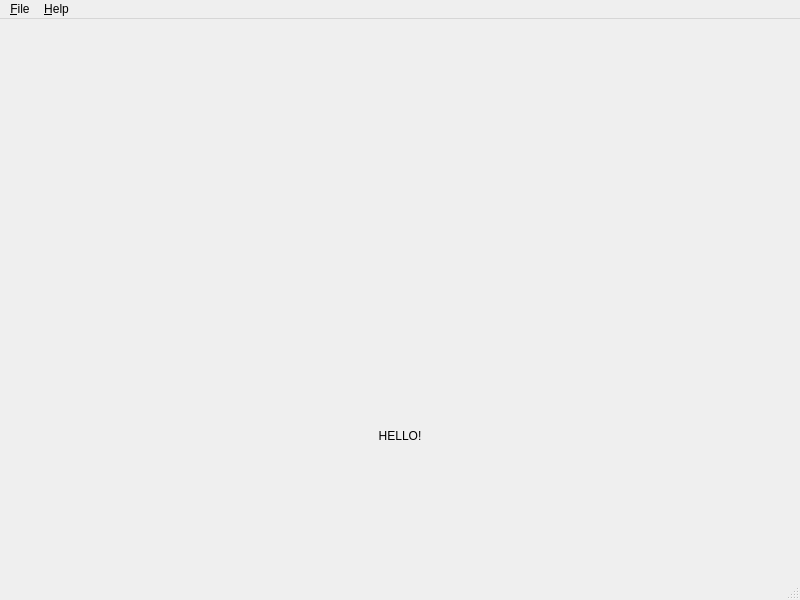
ch-king/HistoSlider, file resources/ui/MainWindow.ui: the form before one commit.
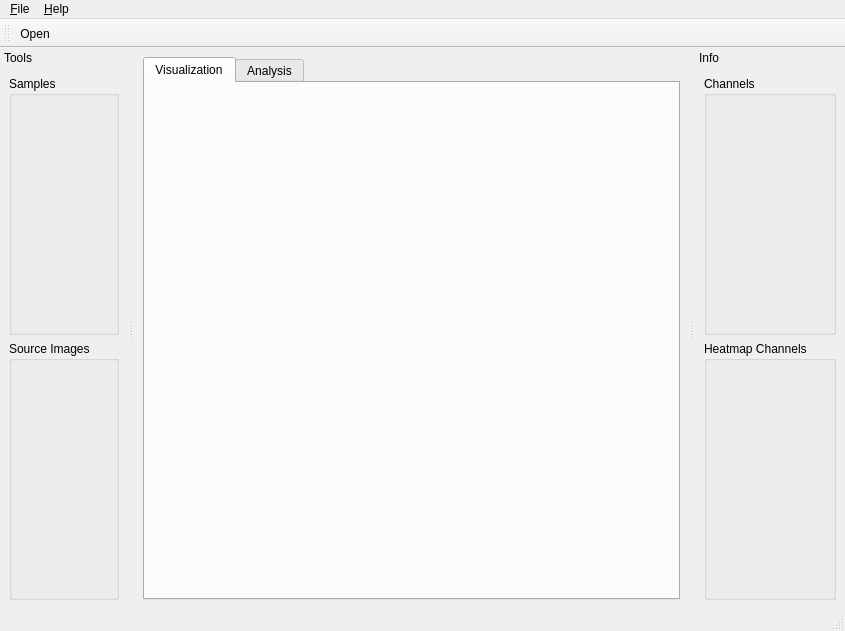
The form after the commit. Icons and pictures are not drawn.

```diff
--- a/resources/ui/MainWindow.ui
+++ b/resources/ui/MainWindow.ui
@@ -6,8 +6,8 @@
    <rect>
     <x>0</x>
     <y>0</y>
-    <width>800</width>
-    <height>600</height>
+    <width>845</width>
+    <height>631</height>
    </rect>
   </property>
   <property name="windowTitle">
@@ -16,26 +16,26 @@
   <widget class="QWidget" name="centralWidget">
    <layout class="QVBoxLayout" name="verticalLayout">
     <item>
-     <widget class="QLabel" name="label_2">
-      <property name="text">
-       <string/>
+     <widget class="QTabWidget" name="tabWidget">
+      <property name="currentIndex">
+       <number>0</number>
       </property>
-      <property name="pixmap">
-       <pixmap resource="../resources.qrc">:/icons/demo.svg</pixmap>
+      <property name="documentMode">
+       <bool>false</bool>
       </property>
-      <property name="alignment">
-       <set>Qt::AlignCenter</set>
+      <property name="tabBarAutoHide">
+       <bool>false</bool>
       </property>
-     </widget>
-    </item>
-    <item>
-     <widget class="QLabel" name="label">
-      <property name="text">
-       <string>HELLO!</string>
-      </property>
-      <property name="alignment">
-       <set>Qt::AlignCenter</set>
-      </property>
+      <widget class="QWidget" name="tabVisualization">
+       <attribute name="title">
+        <string>Visualization</string>
+       </attribute>
+      </widget>
+      <widget class="QWidget" name="tabAnalysis">
+       <attribute name="title">
+        <string>Analysis</string>
+       </attribute>
+      </widget>
      </widget>
     </item>
    </layout>
@@ -45,7 +45,7 @@
     <rect>
      <x>0</x>
      <y>0</y>
-     <width>800</width>
+     <width>845</width>
      <height>22</height>
     </rect>
    </property>
@@ -65,6 +65,76 @@
    <addaction name="menuHelp"/>
   </widget>
   <widget class="QStatusBar" name="statusBar"/>
+  <widget class="QToolBar" name="toolBar">
+   <property name="windowTitle">
+    <string>toolBar</string>
+   </property>
+   <attribute name="toolBarArea">
+    <enum>TopToolBarArea</enum>
+   </attribute>
+   <attribute name="toolBarBreak">
+    <bool>false</bool>
+   </attribute>
+   <addaction name="actionOpenFile"/>
+  </widget>
+  <widget class="QDockWidget" name="dockWidgetTools">
+   <property name="features">
+    <set>QDockWidget::NoDockWidgetFeatures</set>
+   </property>
+   <property name="windowTitle">
+    <string>Tools</string>
+   </property>
+   <attribute name="dockWidgetArea">
+    <number>1</number>
+   </attribute>
+   <widget class="QWidget" name="dockWidgetContents">
+    <layout class="QVBoxLayout" name="verticalLayout_2">
+     <item>
+      <widget class="QGroupBox" name="groupBoxSamples">
+       <property name="title">
+        <string>Samples</string>
+       </property>
+      </widget>
+     </item>
+     <item>
+      <widget class="QGroupBox" name="groupBoxSourceImages">
+       <property name="title">
+        <string>Source Images</string>
+       </property>
+      </widget>
+     </item>
+    </layout>
+   </widget>
+  </widget>
+  <widget class="QDockWidget" name="dockWidgetInfo">
+   <property name="features">
+    <set>QDockWidget::NoDockWidgetFeatures</set>
+   </property>
+   <property name="windowTitle">
+    <string>Info</string>
+   </property>
+   <attribute name="dockWidgetArea">
+    <number>2</number>
+   </attribute>
+   <widget class="QWidget" name="dockWidgetContents_2">
+    <layout class="QVBoxLayout" name="verticalLayout_3">
+     <item>
+      <widget class="QGroupBox" name="groupBoxChannels">
+       <property name="title">
+        <string>Channels</string>
+       </property>
+      </widget>
+     </item>
+     <item>
+      <widget class="QGroupBox" name="groupBoxHeatmapChannels">
+       <property name="title">
+        <string>Heatmap Channels</string>
+       </property>
+      </widget>
+     </item>
+    </layout>
+   </widget>
+  </widget>
   <action name="actionExit">
    <property name="text">
     <string>E&amp;xit</string>
@@ -78,6 +148,17 @@
     <string>About</string>
    </property>
   </action>
+  <action name="actionOpenFile">
+   <property name="text">
+    <string>Open</string>
+   </property>
+   <property name="toolTip">
+    <string>Open file...</string>
+   </property>
+  </action>
+  <zorder>dockWidget</zorder>
+  <zorder>dockWidgetInfo</zorder>
+  <zorder>dockWidget_2</zorder>
  </widget>
  <resources>
   <include location="../resources.qrc"/>
```
